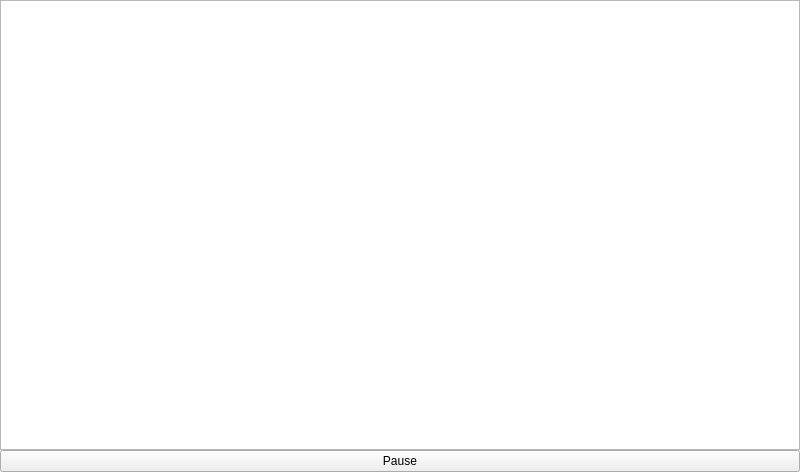
Czesiek1701/Run-Pecker, file gamepage.ui: the form before one commit.
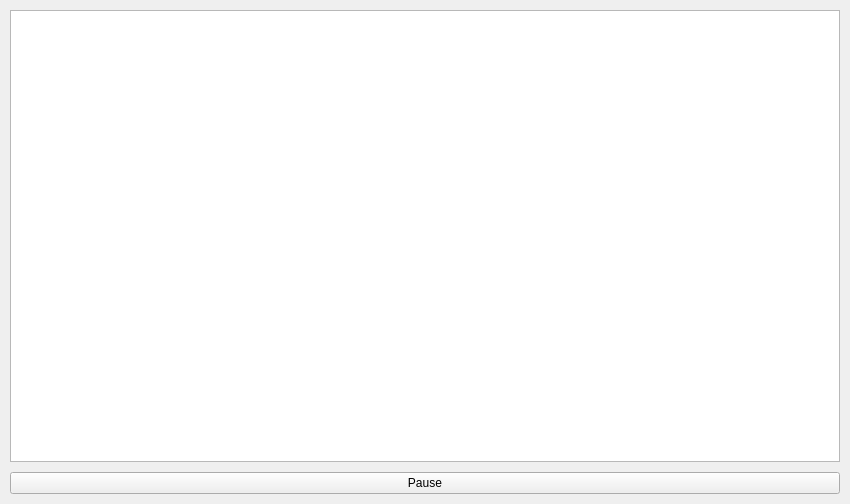
The form after the commit.

The edit to the form file:
```diff
--- a/gamepage.ui
+++ b/gamepage.ui
@@ -6,8 +6,8 @@
    <rect>
     <x>0</x>
     <y>0</y>
-    <width>800</width>
-    <height>450</height>
+    <width>850</width>
+    <height>504</height>
    </rect>
   </property>
   <property name="sizePolicy">
@@ -16,6 +16,12 @@
     <verstretch>0</verstretch>
    </sizepolicy>
   </property>
+  <property name="minimumSize">
+   <size>
+    <width>800</width>
+    <height>450</height>
+   </size>
+  </property>
   <property name="baseSize">
    <size>
     <width>800</width>
@@ -30,34 +36,78 @@
     <number>10</number>
    </property>
    <property name="leftMargin">
-    <number>0</number>
+    <number>10</number>
    </property>
    <property name="topMargin">
     <number>0</number>
    </property>
    <property name="rightMargin">
-    <number>0</number>
+    <number>10</number>
    </property>
    <property name="bottomMargin">
     <number>0</number>
    </property>
+   <item>
+    <spacer name="horizontalSpacer">
+     <property name="orientation">
+      <enum>Qt::Horizontal</enum>
+     </property>
+     <property name="sizeType">
+      <enum>QSizePolicy::Preferred</enum>
+     </property>
+     <property name="sizeHint" stdset="0">
+      <size>
+       <width>0</width>
+       <height>20</height>
+      </size>
+     </property>
+    </spacer>
+   </item>
    <item>
     <layout class="QVBoxLayout" name="verticalLayout">
      <property name="spacing">
+      <number>10</number>
+     </property>
+     <property name="leftMargin">
       <number>0</number>
      </property>
+     <property name="topMargin">
+      <number>10</number>
+     </property>
+     <property name="rightMargin">
+      <number>0</number>
+     </property>
+     <property name="bottomMargin">
+      <number>10</number>
+     </property>
+     <item>
+      <spacer name="verticalSpacer">
+       <property name="orientation">
+        <enum>Qt::Vertical</enum>
+       </property>
+       <property name="sizeType">
+        <enum>QSizePolicy::Preferred</enum>
+       </property>
+       <property name="sizeHint" stdset="0">
+        <size>
+         <width>20</width>
+         <height>0</height>
+        </size>
+       </property>
+      </spacer>
+     </item>
      <item>
       <widget class="QGraphicsView" name="boardView">
        <property name="sizePolicy">
-        <sizepolicy hsizetype="Expanding" vsizetype="Expanding">
+        <sizepolicy hsizetype="Preferred" vsizetype="Preferred">
          <horstretch>0</horstretch>
          <verstretch>0</verstretch>
         </sizepolicy>
        </property>
        <property name="minimumSize">
         <size>
-         <width>800</width>
-         <height>450</height>
+         <width>780</width>
+         <height>430</height>
         </size>
        </property>
        <property name="baseSize">
@@ -87,8 +137,40 @@
        </property>
       </widget>
      </item>
+     <item>
+      <spacer name="verticalSpacer_2">
+       <property name="orientation">
+        <enum>Qt::Vertical</enum>
+       </property>
+       <property name="sizeType">
+        <enum>QSizePolicy::Preferred</enum>
+       </property>
+       <property name="sizeHint" stdset="0">
+        <size>
+         <width>20</width>
+         <height>0</height>
+        </size>
+       </property>
+      </spacer>
+     </item>
     </layout>
    </item>
+   <item>
+    <spacer name="horizontalSpacer_2">
+     <property name="orientation">
+      <enum>Qt::Horizontal</enum>
+     </property>
+     <property name="sizeType">
+      <enum>QSizePolicy::Preferred</enum>
+     </property>
+     <property name="sizeHint" stdset="0">
+      <size>
+       <width>0</width>
+       <height>20</height>
+      </size>
+     </property>
+    </spacer>
+   </item>
   </layout>
  </widget>
  <resources/>
```
